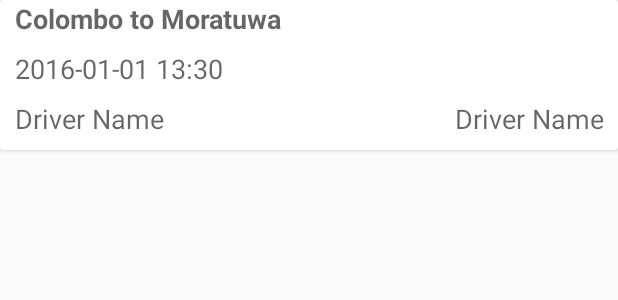
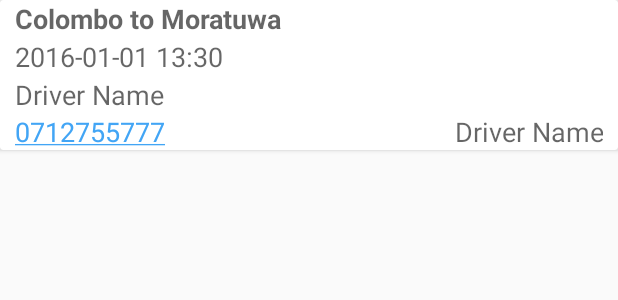
Before and after one commit to dulajra/TaxiMasterCustomer, an Android app: the layout inflater_on_going_order_list.xml on its own in the app's theme, with its tools: preview values and no code run, on a phone screen of 412 x 824 dp. Shown: the top 300 px of the screen. Run offline under Robolectric (Android 15) with nearby library versions, the phone set to English and light mode, and no system bars.

Commit message:
Order placemenet and acceptance done

```diff
--- a/app/src/main/java/com/innocept/taximastercustomer/ui/activity/NewOrderActivity.java
+++ b/app/src/main/java/com/innocept/taximastercustomer/ui/activity/NewOrderActivity.java
@@ -336,6 +336,10 @@ public class NewOrderActivity extends LocationActivity {
         viewPager.setAdapter(adapter);
     }
 
+    public void openMyOrdersActivity(View view) {
+        startActivity(new Intent(NewOrderActivity.this, MyOrdersActivity.class));
+    }
+
     class ViewPagerAdapter extends FragmentPagerAdapter {
         private final List<Fragment> mFragmentList = new ArrayList<>();
         private final List<String> mFragmentTitleList = new ArrayList<>();
@@ -418,6 +422,7 @@ public class NewOrderActivity extends LocationActivity {
 
     public void onPlaceOrderSuccess(Order order){
         Intent intent = new Intent(NewOrderActivity.this, MyOrdersActivity.class);
+        intent.putExtra("isNewOrder", true);
         intent.putExtra("order", order);
         startActivity(intent);
     }
--- a/app/src/main/java/com/innocept/taximastercustomer/ui/adapters/MyOrderAdapter.java
+++ b/app/src/main/java/com/innocept/taximastercustomer/ui/adapters/MyOrderAdapter.java
@@ -3,6 +3,7 @@ package com.innocept.taximastercustomer.ui.adapters;
 import android.content.Context;
 import android.graphics.Color;
 import android.support.v7.widget.RecyclerView;
+import android.util.Log;
 import android.view.LayoutInflater;
 import android.view.View;
 import android.view.ViewGroup;
@@ -33,6 +34,7 @@ public class MyOrderAdapter extends RecyclerView.Adapter<MyOrderAdapter.ViewHold
         TextView textFromTo;
         TextView textTime;
         TextView textDriverName;
+        TextView textDriverPhone;
         TextView textState;
 
         public ViewHolder(View itemView) {
@@ -41,6 +43,7 @@ public class MyOrderAdapter extends RecyclerView.Adapter<MyOrderAdapter.ViewHold
             textFromTo = (TextView) itemView.findViewById(R.id.text_my_orderfrom_to);
             textTime = (TextView) itemView.findViewById(R.id.text_my_order_time);
             textDriverName = (TextView)itemView.findViewById(R.id.text_my_order_name);
+            textDriverPhone = (TextView)itemView.findViewById(R.id.text_my_order_phone);
             textState = (TextView)itemView.findViewById(R.id.text_my_order_state);
         }
     }
@@ -63,6 +66,7 @@ public class MyOrderAdapter extends RecyclerView.Adapter<MyOrderAdapter.ViewHold
         viewHolder.textFromTo.setText(orderList.get(position).getOrigin() + " to " + orderList.get(position).getDestination());
         viewHolder.textTime.setText(new SimpleDateFormat("yyyy-MM-dd HH-mm").format(orderList.get(position).getTime()));
         viewHolder.textDriverName.setText(orderList.get(position).getDriver().getFirstName());
+        viewHolder.textDriverPhone.setText(orderList.get(position).getDriver().getPhone());
 
         Order.OrderState orderState = orderList.get(position).getOrderState();
         if(orderState == Order.OrderState.PENDING){
--- a/app/src/main/java/com/innocept/taximastercustomer/ui/fragment/OnGoingOrderFragment.java
+++ b/app/src/main/java/com/innocept/taximastercustomer/ui/fragment/OnGoingOrderFragment.java
@@ -44,7 +44,7 @@ public class OnGoingOrderFragment extends Fragment {
         if(intent.getBooleanExtra("isUpdate", false)){
             db.updateOrderState(intent.getIntExtra("id", -1), intent.getBooleanExtra("response", false));
         }
-        else{
+        else if(intent.getBooleanExtra("isNewOrder", false)){
             db.saveOrder((Order)(intent.getSerializableExtra("order")));
         }
 
--- a/app/src/main/res/layout/inflater_on_going_order_list.xml
+++ b/app/src/main/res/layout/inflater_on_going_order_list.xml
@@ -16,28 +16,40 @@
             android:id="@+id/text_my_orderfrom_to"
             style="@style/TaxiListItem"
             android:text="Colombo to Moratuwa"
-            android:textStyle="bold" />
+            android:textStyle="bold"
+            android:maxLines="1"/>
 
 
         <TextView
             android:id="@+id/text_my_order_time"
             style="@style/TaxiListItem"
-            android:text="2016-01-01 13:30" />
+            android:text="2016-01-01 13:30"
+            android:maxLines="1"/>
+
+
+        <TextView
+            android:id="@+id/text_my_order_name"
+            style="@style/TaxiListItem"
+            android:text="Driver Name"
+            android:maxLines="1"/>
 
         <LinearLayout
             style="@style/TaxiListItem"
             android:orientation="horizontal">
 
             <TextView
-                android:id="@+id/text_my_order_name"
+                android:id="@+id/text_my_order_phone"
                 style="@style/TaxiListItem"
-                android:text="Driver Name" />
+                android:text="0712755777"
+                android:autoLink="phone"
+                android:maxLines="1"/>
 
             <TextView
                 android:id="@+id/text_my_order_state"
                 style="@style/TaxiListItem"
                 android:gravity="right"
-                android:text="Driver Name" />
+                android:text="Driver Name"
+                android:maxLines="1"/>
 
         </LinearLayout>
 
```
Also changed, not shown: app/src/main/java/com/innocept/taximastercustomer/model/data/DatabaseHandler.java (+5 -2 lines), app/src/main/java/com/innocept/taximastercustomer/ui/activity/MyOrdersActivity.java (+8 -3 lines), app/src/main/res/layout/activity_my_orders.xml (+11 -2 lines), app/src/main/res/layout/activity_new_order.xml (+9 -0 lines), app/src/main/res/drawable-hdpi/ic_action_list.png (added), app/src/main/res/drawable-hdpi/ic_action_new.png (added).
